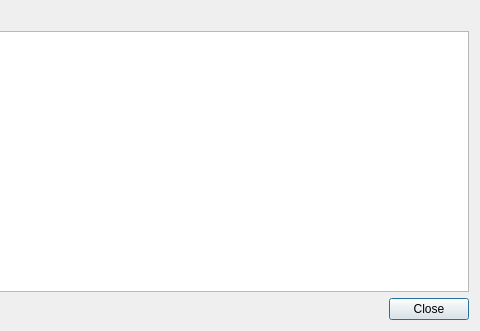
Above: ui/DiagnosticsDialog.ui from OpenSCAP/scap-workbench before the change; both pictures show x 416 to 896 and y 0 to 331 of the 896 by 331 pixel window. Below: the same form after it.
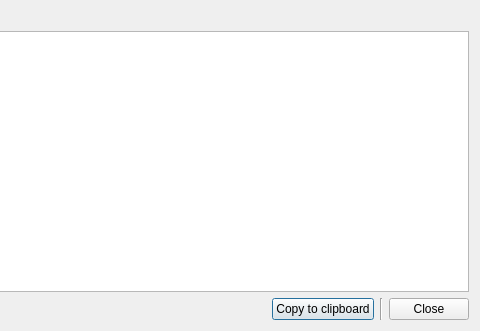
That is the form after the change.

Commit message: Better diagnostics dialog, copy to clipboard, formatting

The edit to the form file:
```diff
--- a/ui/DiagnosticsDialog.ui
+++ b/ui/DiagnosticsDialog.ui
@@ -68,6 +68,20 @@
         </property>
        </spacer>
       </item>
+      <item>
+       <widget class="QPushButton" name="clipboardButton">
+        <property name="text">
+         <string>Copy to clipboard</string>
+        </property>
+       </widget>
+      </item>
+      <item>
+       <widget class="Line" name="line">
+        <property name="orientation">
+         <enum>Qt::Vertical</enum>
+        </property>
+       </widget>
+      </item>
       <item>
        <widget class="QPushButton" name="closeButton">
         <property name="text">
```
The commit also changes 3 other files.
